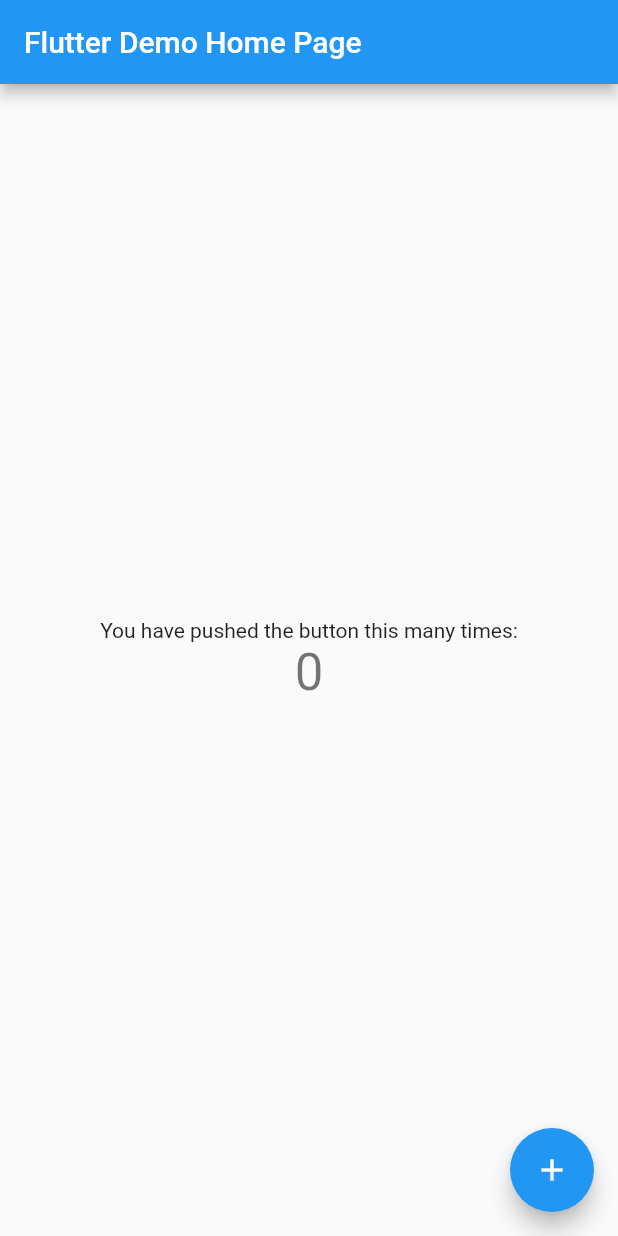
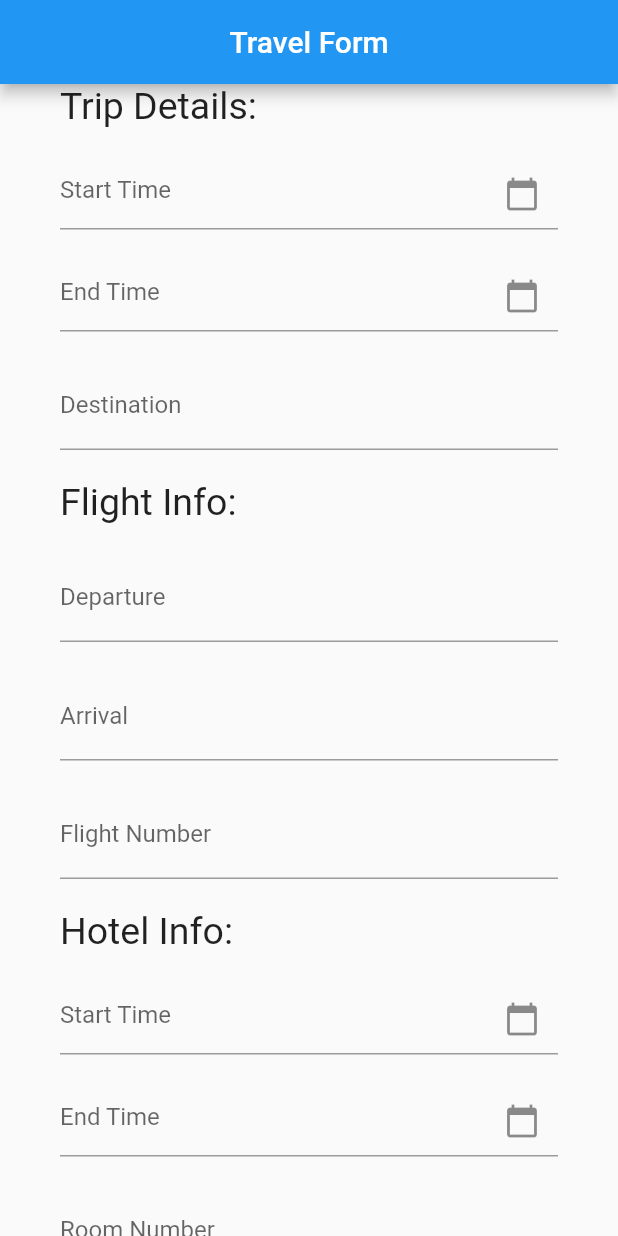
Before and after one commit to PlamediD/Traveler-app-, a Flutter app: the screen it shows after launch, on a phone screen of 412 x 824 dp. Run offline on Flutter 3.47's test engine with Material 2 defaults, Android fonts, the phone set to English and light mode, and no system bars.

Commit message:
init push. boilerplate code

```diff
--- /dev/null
+++ b/lib/form_buttons.dart
@@ -0,0 +1,94 @@
+import 'package:flutter/material.dart';
+import 'package:intl/intl.dart';
+
+class StartTimeButton extends StatelessWidget {
+  const StartTimeButton({super.key, this.startTime});
+  final DateTime? startTime;
+
+  @override
+  Widget build(BuildContext context) {
+    return IgnorePointer(
+      child: TextFormField(
+        decoration: const InputDecoration(
+          hintText: 'Start Time',
+          suffixIcon: Icon(Icons.calendar_today),
+        ),
+        controller: startTime == null ? null : TextEditingController(text: DateFormat('yyyy-MM-dd').format(startTime!)),
+        validator: (value) {
+          if (startTime == null) {
+            return 'Please select a start date and time';
+          }
+          return null;
+        },
+      ),
+    );
+  }
+}
+
+class EndTimeButton extends StatelessWidget {
+  const EndTimeButton({super.key, this.startTime, this.endTime});
+  final DateTime? startTime;
+  final DateTime? endTime;
+
+  @override
+  Widget build(BuildContext context) {
+    return IgnorePointer(
+      child: TextFormField(
+        decoration: const InputDecoration(
+          hintText: 'End Time',
+          suffixIcon: Icon(Icons.calendar_today),
+        ),
+        controller: endTime == null ? null : TextEditingController(text: DateFormat('yyyy-MM-dd').format(endTime!)),
+        validator: (value) {
+          if (endTime == null) {
+            return 'Please select an end date and time';
+          }
+          if (startTime != null && endTime!.isBefore(startTime!)) {
+            return 'End date/time must be after start date/time';
+          }
+          return null;
+        },
+      ),
+    );
+  }
+}
+
+class StringInputButton extends StatelessWidget {
+  const StringInputButton({super.key,required this.textInput, required this.labelText});
+  final TextEditingController textInput;
+  final String labelText;
+  @override
+  Widget build(BuildContext context) {
+    return TextFormField(
+      controller: textInput,
+      validator: (value) {
+        if (value!.isEmpty) {
+          return 'Please enter a $textInput';
+        }
+        return null;
+      },
+      decoration: InputDecoration(labelText: labelText),
+    );
+  }
+}
+Future<DateTime?> pickDateTime(BuildContext context) async {
+  DateTime? pickedDate = await showDatePicker(
+    context: context,
+    initialDate: DateTime.now(),
+    firstDate: DateTime.now(),
+    lastDate: DateTime(DateTime.now().year + 1),
+  );
+
+  if (pickedDate != null) {
+    TimeOfDay? pickedTime = await showTimePicker(
+      context: context,
+      initialTime: TimeOfDay.now(),
+    );
+    if (pickedTime != null) {
+      pickedDate = DateTime(
+        pickedDate.year, pickedDate.month, pickedDate.day, pickedTime.hour, pickedTime.minute,
+      );
+    }
+  }
+  return pickedDate;
+}
--- /dev/null
+++ b/lib/forms.dart
@@ -0,0 +1,116 @@
+import 'package:flutter/material.dart';
+import 'package:intl/intl.dart';
+
+import 'form_buttons.dart';
+class Forms extends StatefulWidget {
+  const Forms({Key? key}) : super(key: key);
+
+  @override
+  State<Forms> createState() => _FormsState();
+}
+
+class _FormsState extends State<Forms> {
+  final formKey = GlobalKey<FormState>();
+  DateTime? _flightStartTime;
+  DateTime? _flightEndTime;
+  DateTime? _checkIn;
+  DateTime? _checkOut;
+  TextEditingController _Destination = TextEditingController();
+  TextEditingController _departure = TextEditingController();
+  TextEditingController _arrival = TextEditingController();
+  TextEditingController _flightNum = TextEditingController();
+  TextEditingController _roomNum = TextEditingController();
+  int currIndex = -1;
+
+  @override
+  Widget build(BuildContext context) {
+    return Scaffold(
+      appBar: AppBar(
+        centerTitle: true,
+        title: const Text('Travel Form')
+      ),
+      body: SingleChildScrollView(
+        child: Container(
+          padding: const EdgeInsets.only(left: 40, right: 40),
+          child: Form(
+            key:formKey,
+            child:Column(
+              crossAxisAlignment: CrossAxisAlignment.start,
+              children: [
+                Text(
+                  "Trip Details:",
+                  style: TextStyle(fontSize: 25),
+                ),
+                SizedBox(height:20),
+                InkWell(
+                  onTap: () async{
+                    DateTime? startTime = await pickDateTime(context);
+                    if(startTime != null){
+                      _flightStartTime = startTime;
+                      setState(() {});
+                    }
+                  },
+                  child: StartTimeButton(startTime: _flightStartTime),
+                ),
+                SizedBox(height:20),
+                InkWell(
+                  onTap: () async{
+                    DateTime? endTime = await pickDateTime(context);
+                    if(endTime != null){
+                      _flightEndTime = endTime;
+                      setState(() {});
+                    }
+                  },
+                  child: EndTimeButton(startTime: _flightStartTime, endTime: _flightEndTime),
+                ),
+                SizedBox(height:20),
+                StringInputButton(textInput:_Destination, labelText: "Destination",),
+                SizedBox(height:20),
+                Text(
+                  "Flight Info:",
+                  style: TextStyle(fontSize: 25),
+                ),
+                SizedBox(height:20),
+                StringInputButton(textInput:_departure, labelText: "Departure",),
+                SizedBox(height:20),
+                StringInputButton(textInput:_arrival, labelText: "Arrival",),
+                SizedBox(height:20),
+                StringInputButton(textInput:_flightNum, labelText: "Flight Number",),
+                SizedBox(height:20),
+                Text(
+                  "Hotel Info:",
+                  style: TextStyle(fontSize: 25),
+                ),
+                SizedBox(height:20),
+                InkWell(
+                  onTap: () async{
+                    DateTime? startTime = await pickDateTime(context);
+                    if(startTime != null){
+                      _checkIn = startTime;
+                      setState(() {});
+                    }
+                  },
+                  child: StartTimeButton(startTime: _checkIn),
+                ),
+                SizedBox(height:20),
+                InkWell(
+                  onTap: () async{
+                    DateTime? endTime = await pickDateTime(context);
+                    if(endTime != null){
+                      _checkOut = endTime;
+                      setState(() {});
+                    }
+                  },
+                  child: EndTimeButton(startTime: _checkIn, endTime: _checkOut),
+                ),
+                SizedBox(height:20),
+                StringInputButton(textInput:_roomNum, labelText: "Room Number",),
+                SizedBox(height:20),
+              ],
+            ),
+          ),
+        ),
+      ),
+    );
+  }
+}
--- a/lib/main.dart
+++ b/lib/main.dart
@@ -1,115 +1,20 @@
 import 'package:flutter/material.dart';
 
+
+import 'forms.dart';
 void main() {
-  runApp(const MyApp());
+  runApp(const TravelApp());
 }
 
-class MyApp extends StatelessWidget {
-  const MyApp({super.key});
-
-  // This widget is the root of your application.
+class TravelApp extends StatelessWidget {
+  const TravelApp({super.key, this.startTime});
+  final DateTime? startTime;
   @override
   Widget build(BuildContext context) {
-    return MaterialApp(
-      title: 'Flutter Demo',
-      theme: ThemeData(
-        // This is the theme of your application.
-        //
-        // Try running your application with "flutter run". You'll see the
-        // application has a blue toolbar. Then, without quitting the app, try
-        // changing the primarySwatch below to Colors.green and then invoke
-        // "hot reload" (press "r" in the console where you ran "flutter run",
-        // or simply save your changes to "hot reload" in a Flutter IDE).
-        // Notice that the counter didn't reset back to zero; the application
-        // is not restarted.
-        primarySwatch: Colors.blue,
-      ),
-      home: const MyHomePage(title: 'Flutter Demo Home Page'),
+    return const MaterialApp(
+      debugShowCheckedModeBanner: false,
+      title: 'Travel App',
+      home:Forms()
     );
   }
 }
-
-class MyHomePage extends StatefulWidget {
-  const MyHomePage({super.key, required this.title});
-
-  // This widget is the home page of your application. It is stateful, meaning
-  // that it has a State object (defined below) that contains fields that affect
-  // how it looks.
-
-  // This class is the configuration for the state. It holds the values (in this
-  // case the title) provided by the parent (in this case the App widget) and
-  // used by the build method of the State. Fields in a Widget subclass are
-  // always marked "final".
-
-  final String title;
-
-  @override
-  State<MyHomePage> createState() => _MyHomePageState();
-}
-
-class _MyHomePageState extends State<MyHomePage> {
-  int _counter = 0;
-
-  void _incrementCounter() {
-    setState(() {
-      // This call to setState tells the Flutter framework that something has
-      // changed in this State, which causes it to rerun the build method below
-      // so that the display can reflect the updated values. If we changed
-      // _counter without calling setState(), then the build method would not be
-      // called again, and so nothing would appear to happen.
-      _counter++;
-    });
-  }
-
-  @override
-  Widget build(BuildContext context) {
-    // This method is rerun every time setState is called, for instance as done
-    // by the _incrementCounter method above.
-    //
-    // The Flutter framework has been optimized to make rerunning build methods
-    // fast, so that you can just rebuild anything that needs updating rather
-    // than having to individually change instances of widgets.
-    return Scaffold(
-      appBar: AppBar(
-        // Here we take the value from the MyHomePage object that was created by
-        // the App.build method, and use it to set our appbar title.
-        title: Text(widget.title),
-      ),
-      body: Center(
-        // Center is a layout widget. It takes a single child and positions it
-        // in the middle of the parent.
-        child: Column(
-          // Column is also a layout widget. It takes a list of children and
-          // arranges them vertically. By default, it sizes itself to fit its
-          // children horizontally, and tries to be as tall as its parent.
-          //
-          // Invoke "debug painting" (press "p" in the console, choose the
-          // "Toggle Debug Paint" action from the Flutter Inspector in Android
-          // Studio, or the "Toggle Debug Paint" command in Visual Studio Code)
-          // to see the wireframe for each widget.
-          //
-          // Column has various properties to control how it sizes itself and
-          // how it positions its children. Here we use mainAxisAlignment to
-          // center the children vertically; the main axis here is the vertical
-          // axis because Columns are vertical (the cross axis would be
-          // horizontal).
-          mainAxisAlignment: MainAxisAlignment.center,
-          children: <Widget>[
-            const Text(
-              'You have pushed the button this many times:',
-            ),
-            Text(
-              '$_counter',
-              style: Theme.of(context).textTheme.headlineMedium,
-            ),
-          ],
-        ),
-      ),
-      floatingActionButton: FloatingActionButton(
-        onPressed: _incrementCounter,
-        tooltip: 'Increment',
-        child: const Icon(Icons.add),
-      ), // This trailing comma makes auto-formatting nicer for build methods.
-    );
-  }
-}
--- a/lib/object_models.dart
+++ b/lib/object_models.dart
@@ -28,7 +28,7 @@ class Flight {
 class Hotel{
   DateTime checkIn;
   DateTime checkOut;
-  int roomNum;
+  String roomNum;
 
   Hotel({
     required this.checkIn,
--- a/pubspec.yaml
+++ b/pubspec.yaml
@@ -30,7 +30,7 @@ environment:
 dependencies:
   flutter:
     sdk: flutter
-
+  intl: ^0.17.0
 
   # The following adds the Cupertino Icons font to your application.
   # Use with the CupertinoIcons class for iOS style icons.
```
Also changed, not shown: pubspec.lock, 1 other file.
